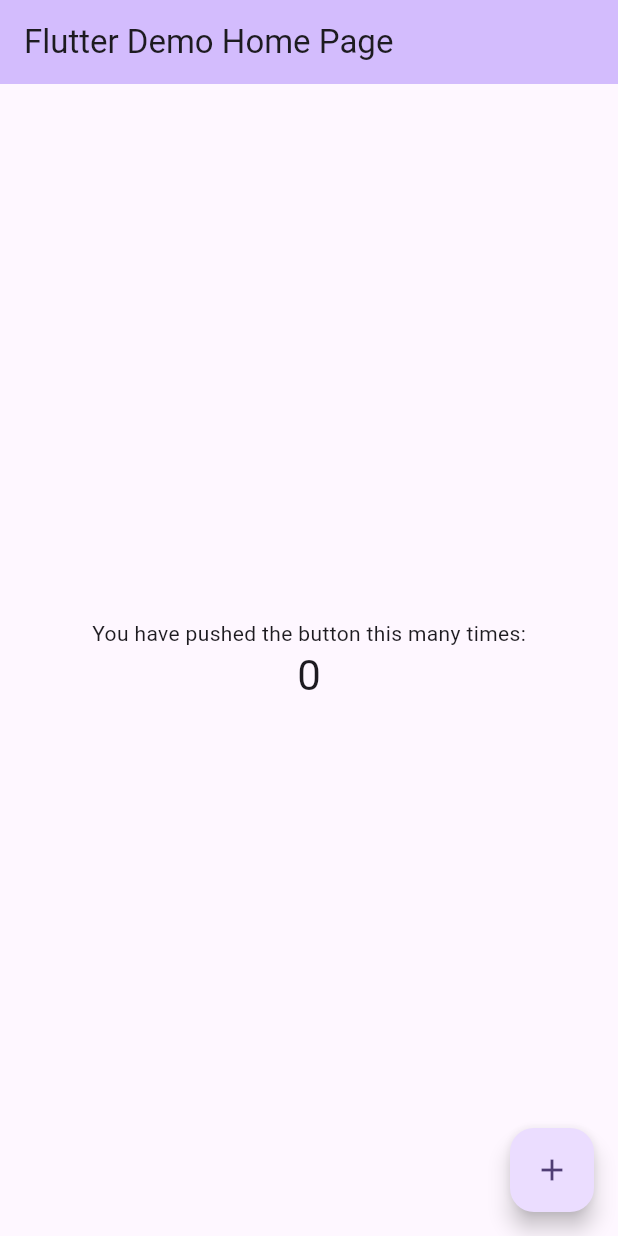
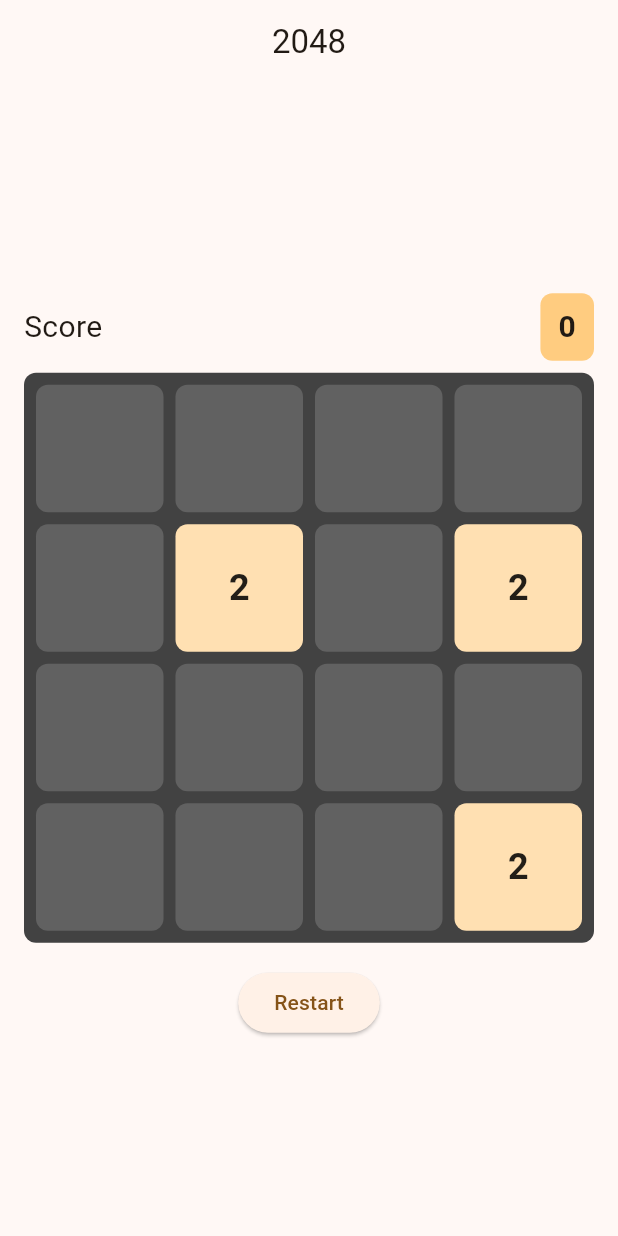
Before and after one commit to mavka1207/twenty-forty-eight, a Flutter app: the screen it shows after launch, on a phone screen of 412 x 824 dp. Run offline on Flutter 3.47's test engine with Material 3 defaults, Android fonts, the phone set to English and light mode, and no system bars.

Commit message:
feat: add basic game screen with grid and score

```diff
--- a/twenty_forty_eight/lib/main.dart
+++ b/twenty_forty_eight/lib/main.dart
@@ -1,122 +1,167 @@
 import 'package:flutter/material.dart';
+import 'game_board.dart';
 
 void main() {
-  runApp(const MyApp());
+  runApp(const TwentyFortyEightApp());
 }
 
-class MyApp extends StatelessWidget {
-  const MyApp({super.key});
+class TwentyFortyEightApp extends StatelessWidget {
+  const TwentyFortyEightApp({super.key});
 
-  // This widget is the root of your application.
   @override
   Widget build(BuildContext context) {
     return MaterialApp(
-      title: 'Flutter Demo',
+      title: '2048',
       theme: ThemeData(
-        // This is the theme of your application.
-        //
-        // TRY THIS: Try running your application with "flutter run". You'll see
-        // the application has a purple toolbar. Then, without quitting the app,
-        // try changing the seedColor in the colorScheme below to Colors.green
-        // and then invoke "hot reload" (save your changes or press the "hot
-        // reload" button in a Flutter-supported IDE, or press "r" if you used
-        // the command line to start the app).
-        //
-        // Notice that the counter didn't reset back to zero; the application
-        // state is not lost during the reload. To reset the state, use hot
-        // restart instead.
-        //
-        // This works for code too, not just values: Most code changes can be
-        // tested with just a hot reload.
-        colorScheme: .fromSeed(seedColor: Colors.deepPurple),
+        colorScheme: ColorScheme.fromSeed(seedColor: Colors.orange),
+        useMaterial3: true,
       ),
-      home: const MyHomePage(title: 'Flutter Demo Home Page'),
+      home: const GamePage(),
     );
   }
 }
 
-class MyHomePage extends StatefulWidget {
-  const MyHomePage({super.key, required this.title});
-
-  // This widget is the home page of your application. It is stateful, meaning
-  // that it has a State object (defined below) that contains fields that affect
-  // how it looks.
-
-  // This class is the configuration for the state. It holds the values (in this
-  // case the title) provided by the parent (in this case the App widget) and
-  // used by the build method of the State. Fields in a Widget subclass are
-  // always marked "final".
-
-  final String title;
+class GamePage extends StatefulWidget {
+  const GamePage({super.key});
 
   @override
-  State<MyHomePage> createState() => _MyHomePageState();
+  State<GamePage> createState() => _GamePageState();
 }
 
-class _MyHomePageState extends State<MyHomePage> {
-  int _counter = 0;
+class _GamePageState extends State<GamePage> {
+  late GameBoard _board;
 
-  void _incrementCounter() {
+  @override
+  void initState() {
+    super.initState();
+    _board = GameBoard();
+    // GameBoard creates a new board with random tiles in its constructor, so we don't need to call reset() here.
+    // but if we wanted to start with an empty board and then add tiles, we could do:
+    // _board.reset();
+  }
+
+  void _restartGame() {
     setState(() {
-      // This call to setState tells the Flutter framework that something has
-      // changed in this State, which causes it to rerun the build method below
-      // so that the display can reflect the updated values. If we changed
-      // _counter without calling setState(), then the build method would not be
-      // called again, and so nothing would appear to happen.
-      _counter++;
+      _board.reset();
     });
   }
 
   @override
   Widget build(BuildContext context) {
-    // This method is rerun every time setState is called, for instance as done
-    // by the _incrementCounter method above.
-    //
-    // The Flutter framework has been optimized to make rerunning build methods
-    // fast, so that you can just rebuild anything that needs updating rather
-    // than having to individually change instances of widgets.
+    final size = MediaQuery.of(context).size;
+    final boardSize = size.width < size.height ? size.width - 32 : size.height - 160;
+
     return Scaffold(
       appBar: AppBar(
-        // TRY THIS: Try changing the color here to a specific color (to
-        // Colors.amber, perhaps?) and trigger a hot reload to see the AppBar
-        // change color while the other colors stay the same.
-        backgroundColor: Theme.of(context).colorScheme.inversePrimary,
-        // Here we take the value from the MyHomePage object that was created by
-        // the App.build method, and use it to set our appbar title.
-        title: Text(widget.title),
+        title: const Text('2048'),
+        centerTitle: true,
       ),
       body: Center(
-        // Center is a layout widget. It takes a single child and positions it
-        // in the middle of the parent.
         child: Column(
-          // Column is also a layout widget. It takes a list of children and
-          // arranges them vertically. By default, it sizes itself to fit its
-          // children horizontally, and tries to be as tall as its parent.
-          //
-          // Column has various properties to control how it sizes itself and
-          // how it positions its children. Here we use mainAxisAlignment to
-          // center the children vertically; the main axis here is the vertical
-          // axis because Columns are vertical (the cross axis would be
-          // horizontal).
-          //
-          // TRY THIS: Invoke "debug painting" (choose the "Toggle Debug Paint"
-          // action in the IDE, or press "p" in the console), to see the
-          // wireframe for each widget.
-          mainAxisAlignment: .center,
+          mainAxisSize: MainAxisSize.min,
           children: [
-            const Text('You have pushed the button this many times:'),
-            Text(
-              '$_counter',
-              style: Theme.of(context).textTheme.headlineMedium,
+            // Score
+            Padding(
+              padding: const EdgeInsets.symmetric(horizontal: 16, vertical: 8),
+              child: Row(
+                mainAxisAlignment: MainAxisAlignment.spaceBetween,
+                children: [
+                  const Text(
+                    'Score',
+                    style: TextStyle(fontSize: 20),
+                  ),
+                  Container(
+                    padding: const EdgeInsets.symmetric(horizontal: 12, vertical: 8),
+                    decoration: BoxDecoration(
+                      color: Colors.orange.shade200,
+                      borderRadius: BorderRadius.circular(8),
+                    ),
+                    child: Text(
+                      _board.score.toString(),
+                      style: const TextStyle(
+                        fontSize: 20,
+                        fontWeight: FontWeight.bold,
+                      ),
+                    ),
+                  ),
+                ],
+              ),
+            ),
+
+            // Game Board
+            SizedBox(
+              width: boardSize,
+              height: boardSize,
+              child: Container(
+                padding: const EdgeInsets.all(8),
+                decoration: BoxDecoration(
+                  color: Colors.grey.shade800,
+                  borderRadius: BorderRadius.circular(8),
+                ),
+                child: GridView.builder(
+                  physics: const NeverScrollableScrollPhysics(),
+                  gridDelegate: const SliverGridDelegateWithFixedCrossAxisCount(
+                    crossAxisCount: GameBoard.size, // 4
+                    crossAxisSpacing: 8,
+                    mainAxisSpacing: 8,
+                  ),
+                  itemCount: GameBoard.size * GameBoard.size,
+                  itemBuilder: (context, index) {
+                    final row = index ~/ GameBoard.size;
+                    final col = index % GameBoard.size;
+                    final value = _board.board[row][col];
+
+                    Color tileColor;
+                    Color textColor = Colors.white;
+
+                    if (value == 0) {
+                      tileColor = Colors.grey.shade700;
+                      textColor = Colors.transparent;
+                    } else if (value == 2) {
+                      tileColor = Colors.orange.shade100;
+                      textColor = Colors.black87;
+                    } else if (value == 4) {
+                      tileColor = Colors.orange.shade200;
+                      textColor = Colors.black87;
+                    } else if (value <= 16) {
+                      tileColor = Colors.orange.shade300;
+                    } else if (value <= 64) {
+                      tileColor = Colors.orange.shade400;
+                    } else {
+                      tileColor = Colors.orange.shade600;
+                    }
+
+                    return Container(
+                      decoration: BoxDecoration(
+                        color: tileColor,
+                        borderRadius: BorderRadius.circular(8),
+                      ),
+                      child: Center(
+                        child: Text(
+                          value == 0 ? '' : value.toString(),
+                          style: TextStyle(
+                            fontSize: 24,
+                            fontWeight: FontWeight.bold,
+                            color: textColor,
+                          ),
+                        ),
+                      ),
+                    );
+                  },
+                ),
+              ),
+            ),
+
+            const SizedBox(height: 16),
+
+            // Restart
+            ElevatedButton(
+              onPressed: _restartGame,
+              child: const Text('Restart'),
             ),
           ],
         ),
       ),
-      floatingActionButton: FloatingActionButton(
-        onPressed: _incrementCounter,
-        tooltip: 'Increment',
-        child: const Icon(Icons.add),
-      ),
     );
   }
 }
```
